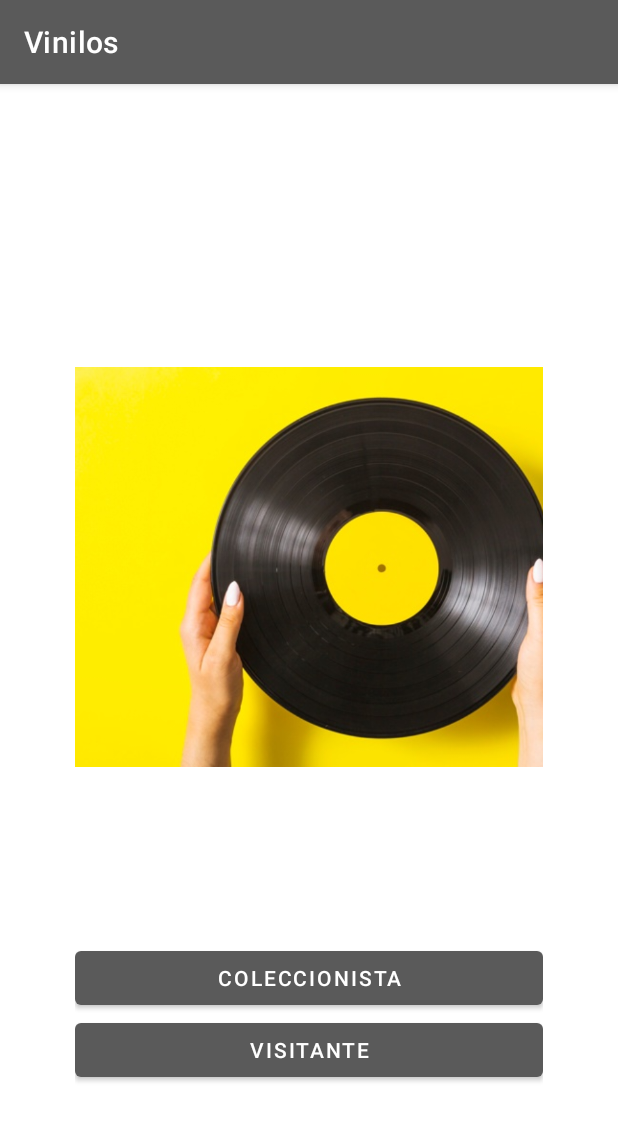
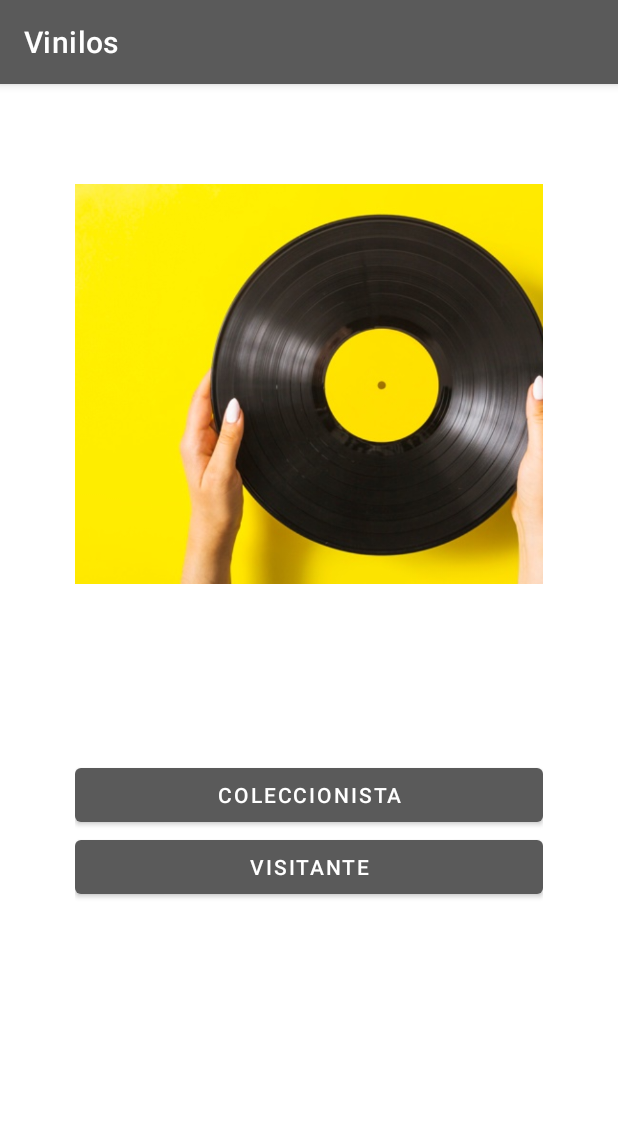
Before and after one commit to asalasr/Repo-Software-Movil, an Android app: the screen it shows after launch (MainActivity), on a phone screen of 412 x 824 dp. Shown: the top 1121 px of the screen. Run offline under Robolectric (Android 15) with nearby library versions, the phone set to English and light mode, and no system bars.

Commit message:
correcion con scrollview

```diff
--- a/app/src/main/res/layout/activity_main.xml
+++ b/app/src/main/res/layout/activity_main.xml
@@ -1,5 +1,5 @@
 <?xml version="1.0" encoding="utf-8"?>
-<RelativeLayout xmlns:android="http://schemas.android.com/apk/res/android"
+<ScrollView xmlns:android="http://schemas.android.com/apk/res/android"
     xmlns:app="http://schemas.android.com/apk/res-auto"
     xmlns:tools="http://schemas.android.com/tools"
     android:layout_width="match_parent"
@@ -39,4 +39,4 @@
     </LinearLayout>
 
 
-</RelativeLayout>
+</ScrollView>
--- a/app/src/main/res/navigation/nav_graph.xml
+++ b/app/src/main/res/navigation/nav_graph.xml
@@ -8,6 +8,6 @@
     <fragment
         android:id="@+id/prizeFragment"
         android:name="com.example.vinilos.ui.PrizeFragment"
-        android:label="Premios"
+        android:label="@string/prizes"
         tools:layout="@layout/fragment_prize" />
 </navigation>
```
